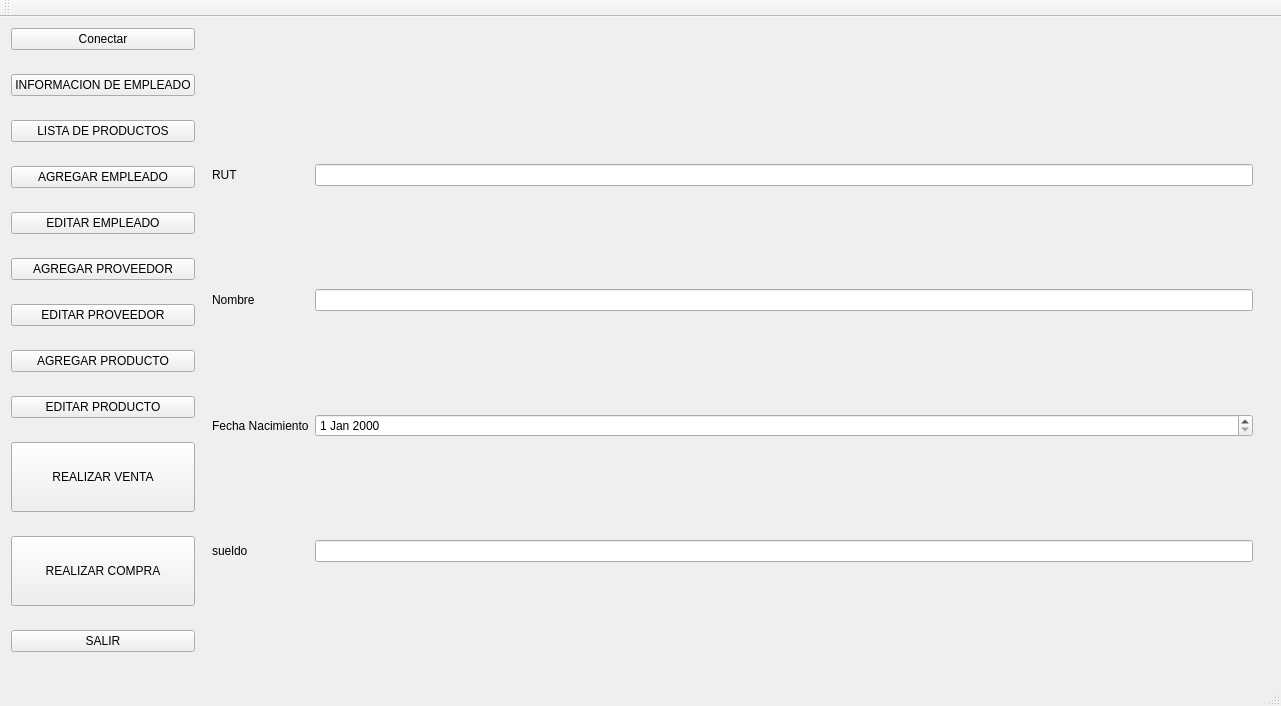
Before: the Qt Designer form ProyectoSIA/mainwindow.ui in SebastianPB31/ProyectoSIA, drawn with Qt 5.
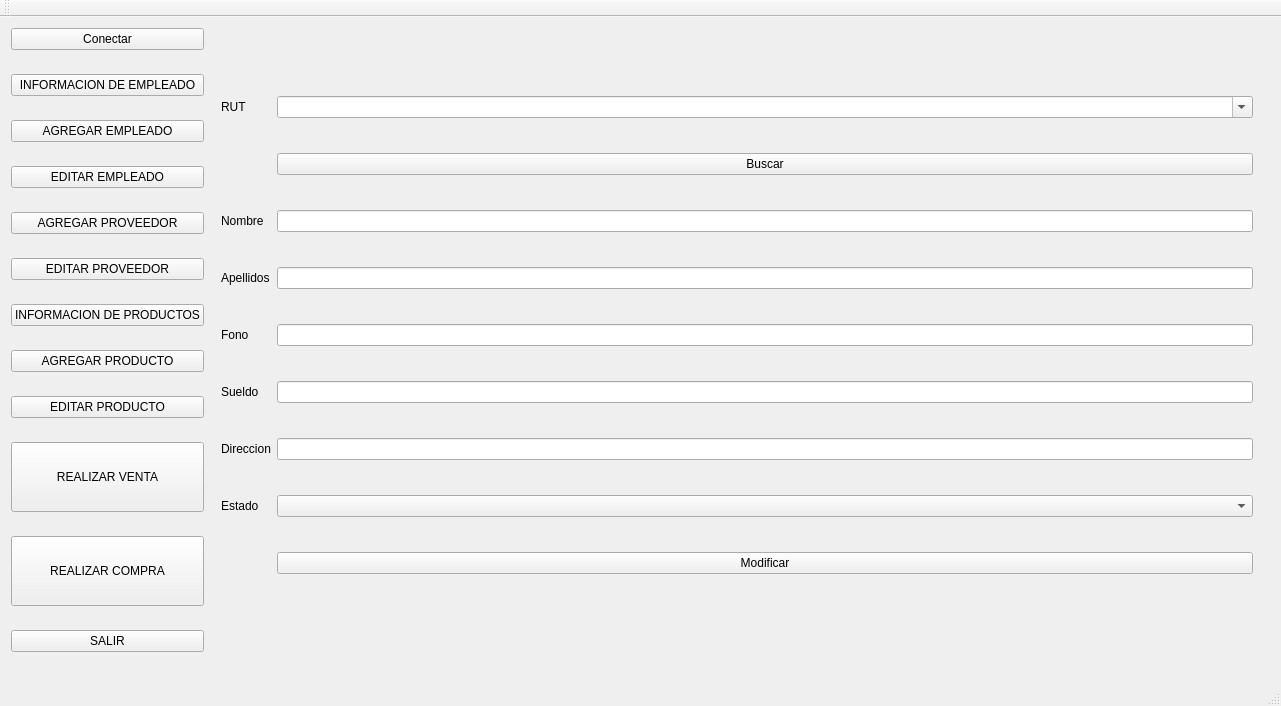
After: the same form once the commit is applied. The open tabs and pages were chosen to show the change.

Diff of the .ui file:
```diff
--- a/ProyectoSIA/mainwindow.ui
+++ b/ProyectoSIA/mainwindow.ui
@@ -56,16 +56,6 @@
         </property>
        </widget>
       </item>
-      <item>
-       <widget class="QPushButton" name="listaProducto">
-        <property name="focusPolicy">
-         <enum>Qt::NoFocus</enum>
-        </property>
-        <property name="text">
-         <string>LISTA DE PRODUCTOS</string>
-        </property>
-       </widget>
-      </item>
       <item>
        <widget class="QPushButton" name="agregarEmpleado">
         <property name="focusPolicy">
@@ -106,6 +96,16 @@
         </property>
        </widget>
       </item>
+      <item>
+       <widget class="QPushButton" name="listaProducto">
+        <property name="focusPolicy">
+         <enum>Qt::NoFocus</enum>
+        </property>
+        <property name="text">
+         <string>INFORMACION DE PRODUCTOS</string>
+        </property>
+       </widget>
+      </item>
       <item>
        <widget class="QPushButton" name="agregarProducto">
         <property name="focusPolicy">
@@ -403,46 +403,116 @@
       </widget>
       <widget class="QWidget" name="page_4">
        <layout class="QGridLayout" name="gridLayout_5">
-        <item row="0" column="1">
-         <widget class="QLineEdit" name="lineEdit_4"/>
+        <item row="6" column="2">
+         <widget class="QLineEdit" name="sueldoEmpleado_2"/>
         </item>
-        <item row="1" column="0">
-         <widget class="QLabel" name="label_8">
+        <item row="10" column="2">
+         <widget class="QLabel" name="estatus_3">
+          <property name="sizePolicy">
+           <sizepolicy hsizetype="Preferred" vsizetype="Fixed">
+            <horstretch>0</horstretch>
+            <verstretch>0</verstretch>
+           </sizepolicy>
+          </property>
           <property name="text">
-           <string>Nombre</string>
+           <string/>
           </property>
          </widget>
         </item>
-        <item row="1" column="1">
-         <widget class="QLineEdit" name="lineEdit_5"/>
+        <item row="0" column="2">
+         <widget class="QComboBox" name="listaEmpleados_3">
+          <property name="editable">
+           <bool>true</bool>
+          </property>
+         </widget>
         </item>
-        <item row="0" column="0">
+        <item row="0" column="1">
          <widget class="QLabel" name="label_6">
           <property name="text">
            <string>RUT</string>
           </property>
          </widget>
         </item>
-        <item row="3" column="0">
+        <item row="4" column="2">
+         <widget class="QLineEdit" name="apellidosEmpleado_2"/>
+        </item>
+        <item row="1" column="2">
+         <widget class="QPushButton" name="buscarEmpleado">
+          <property name="text">
+           <string>Buscar</string>
+          </property>
+          <property name="autoDefault">
+           <bool>true</bool>
+          </property>
+         </widget>
+        </item>
+        <item row="9" column="2">
+         <widget class="QPushButton" name="modificarEmpleado">
+          <property name="sizePolicy">
+           <sizepolicy hsizetype="Preferred" vsizetype="Fixed">
+            <horstretch>0</horstretch>
+            <verstretch>0</verstretch>
+           </sizepolicy>
+          </property>
+          <property name="text">
+           <string>Modificar</string>
+          </property>
+         </widget>
+        </item>
+        <item row="7" column="1">
+         <widget class="QLabel" name="label_8">
+          <property name="text">
+           <string>Direccion</string>
+          </property>
+         </widget>
+        </item>
+        <item row="5" column="1">
+         <widget class="QLabel" name="label_56">
+          <property name="text">
+           <string>Fono</string>
+          </property>
+         </widget>
+        </item>
+        <item row="5" column="2">
+         <widget class="QLineEdit" name="fonoEmpleado_2"/>
+        </item>
+        <item row="3" column="1">
          <widget class="QLabel" name="label_7">
           <property name="text">
-           <string>sueldo</string>
+           <string>Nombre</string>
           </property>
          </widget>
         </item>
-        <item row="2" column="1">
-         <widget class="QDateEdit" name="dateEdit_2"/>
+        <item row="4" column="1">
+         <widget class="QLabel" name="label_57">
+          <property name="text">
+           <string>Apellidos</string>
+          </property>
+         </widget>
         </item>
-        <item row="3" column="1">
-         <widget class="QLineEdit" name="lineEdit_6"/>
+        <item row="7" column="2">
+         <widget class="QLineEdit" name="direccionEmpleado_2"/>
         </item>
-        <item row="2" column="0">
+        <item row="6" column="1">
          <widget class="QLabel" name="label_9">
           <property name="text">
-           <string>Fecha Nacimiento</string>
+           <string>Sueldo</string>
           </property>
          </widget>
         </item>
+        <item row="3" column="2">
+         <widget class="QLineEdit" name="nombreEmpleado_2"/>
+        </item>
+        <item row="8" column="1">
+         <widget class="QLabel" name="label_58">
+          <property name="text">
+           <string>Estado</string>
+          </property>
+         </widget>
+        </item>
+        <item row="8" column="2">
+         <widget class="QComboBox" name="estadoEmpleado"/>
+        </item>
        </layout>
       </widget>
       <widget class="QWidget" name="page_5">
```
Left out of the diff: 444 changed lines with no effect on the pictures.
